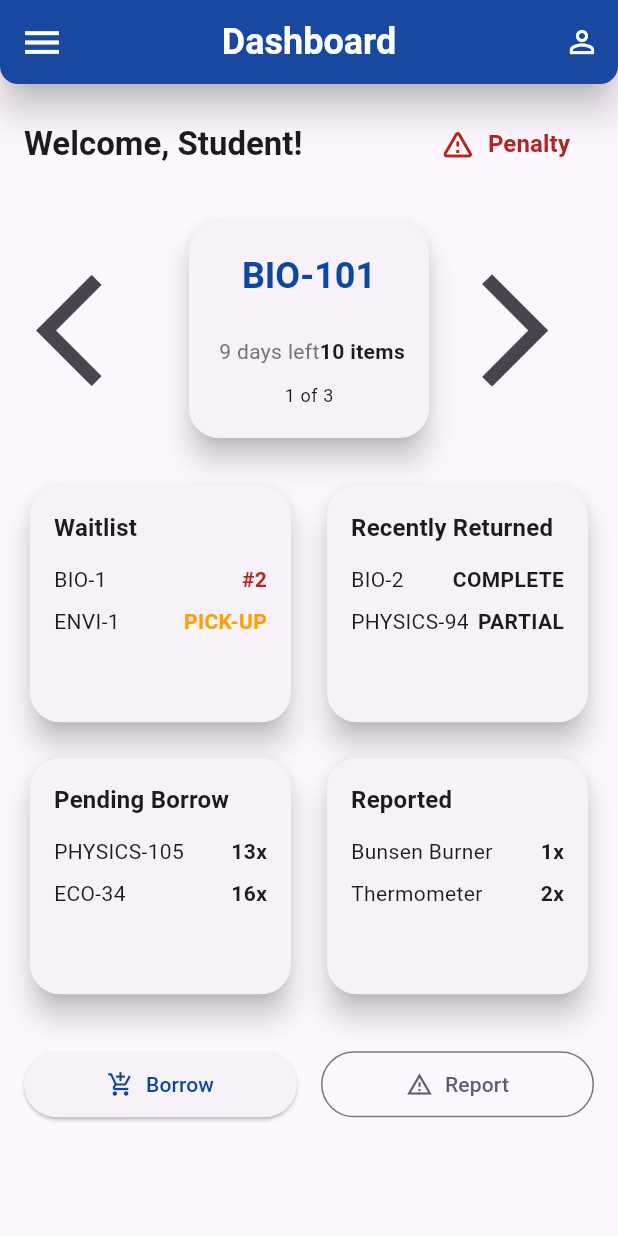
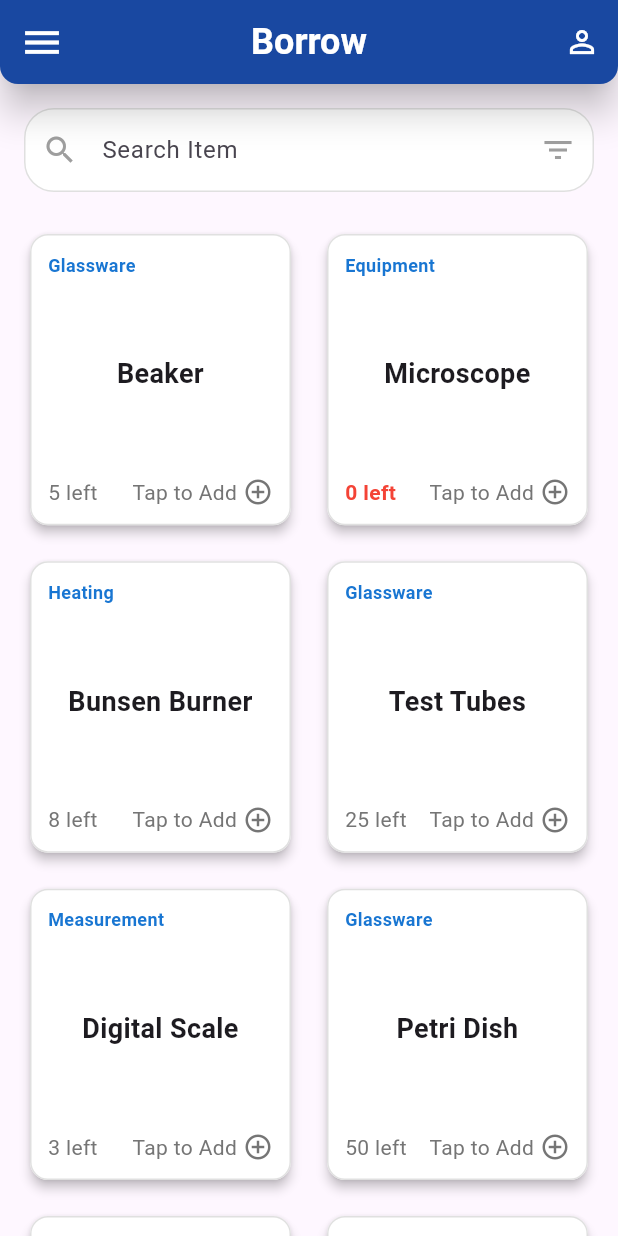
Before and after one commit to Schneidelstrom/LabTrack, a Flutter app: the StudentDashboard screen opened directly, after a tap on "Borrow", on a phone screen of 412 x 824 dp. Run offline on Flutter 3.47's test engine with Material 3 defaults, Android fonts, the light colour scheme and no system bars; our stand-ins replace firebase_auth, firebase_core; accounts and stored records are empty.

Commit message:
Added borrow

```diff
--- a/lib/student/navigatorscreen.dart
+++ b/lib/student/navigatorscreen.dart
@@ -14,7 +14,7 @@ class _MainScreenState extends State<MainScreen> {
 
   final List<Widget> _widgetOptions = <Widget>[
     const StudentDashboard(),
-    const StudentTransactions(),
+    const StudentTransactions()
   ];
 
   void _onItemTapped(int index) {
--- a/lib/student/reusables.dart
+++ b/lib/student/reusables.dart
@@ -117,7 +117,6 @@ void _showLogoutConfirmationDialog(BuildContext context) {
                   child: TextButton(
                     onPressed: () {
                       Navigator.of(dialogContext).pop();
-                      // Assuming '/login' is your login route
                       Navigator.of(context).pushNamedAndRemoveUntil(
                         '/login', (Route<dynamic> route) => false,
                       );
--- /dev/null
+++ b/lib/student/screens/borrow.dart
@@ -0,0 +1,382 @@
+import 'package:flutter/material.dart';
+import '../reusables.dart';
+
+class _DummyItem {
+  final String name;
+  final int stock;
+  final String category;
+
+  const _DummyItem({required this.name, required this.stock, required this.category});
+}
+
+class StudentBorrow extends StatefulWidget {
+  const StudentBorrow({super.key});
+
+  @override
+  State<StudentBorrow> createState() => _StudentBorrowState();
+}
+
+class _StudentBorrowState extends State<StudentBorrow> {
+  final GlobalKey<ScaffoldState> _scaffoldKey = GlobalKey<ScaffoldState>();
+  final Set<String> _selectedItemNames = {};
+
+  final List<_DummyItem> _items = const [
+    _DummyItem(name: 'Beaker', stock: 5, category: 'Glassware'),
+    _DummyItem(name: 'Microscope', stock: 0, category: 'Equipment'),
+    _DummyItem(name: 'Bunsen Burner', stock: 8, category: 'Heating'),
+    _DummyItem(name: 'Test Tubes', stock: 25, category: 'Glassware'),
+    _DummyItem(name: 'Digital Scale', stock: 3, category: 'Measurement'),
+    _DummyItem(name: 'Petri Dish', stock: 50, category: 'Glassware'),
+    _DummyItem(name: 'Safety Goggles', stock: 12, category: 'Safety'),
+    _DummyItem(name: 'Graduated Cylinder', stock: 0, category: 'Measurement'),
+  ];
+
+  void _toggleItemSelection(_DummyItem item) {
+    setState(() {
+      if (_selectedItemNames.contains(item.name)) {
+        _selectedItemNames.remove(item.name);
+      } else {
+        _selectedItemNames.add(item.name);
+      }
+    });
+    print('Current selected items: ${_selectedItemNames.length}');
+  }
+
+  @override
+  Widget build(BuildContext context) {
+    return WillPopScope(
+      onWillPop: () => _onWillPop(context),
+      child: Scaffold(
+        key: _scaffoldKey,
+        drawer: buildAppDrawer(context, selectedIndex: 0),
+        appBar: AppBar(
+          backgroundColor: Colors.blue.shade900,
+          title: const Text('Borrow'),
+          titleTextStyle: const TextStyle(
+            fontSize: 24.0,
+            fontWeight: FontWeight.bold,
+            color: Colors.white,
+          ),
+          centerTitle: true,
+          elevation: 10,
+          shape: const RoundedRectangleBorder(
+            borderRadius: BorderRadius.only(
+              bottomLeft: Radius.circular(12),
+              bottomRight: Radius.circular(12),
+            ),
+          ),
+          shadowColor: Colors.black,
+          leading: IconButton(
+            icon: const Icon(Icons.menu, color: Colors.white),
+            iconSize: 30,
+            onPressed: () {
+              _scaffoldKey.currentState?.openDrawer();
+            },
+          ),
+          actions: [
+            buildProfilePopupMenuButton(context),
+          ],
+        ),
+        body: Column(
+          children: [
+            const _SearchBar(),
+            Expanded(
+              child: GridView.builder(
+                padding: const EdgeInsets.all(16.0),
+                gridDelegate: const SliverGridDelegateWithFixedCrossAxisCount(
+                  crossAxisCount: 2,
+                  crossAxisSpacing: 16,
+                  mainAxisSpacing: 16,
+                  childAspectRatio: 0.9,
+                ),
+                itemCount: _items.length,
+                itemBuilder: (context, index) {
+                  final item = _items[index];
+                  final isSelected = _selectedItemNames.contains(item.name);
+
+                  return _ItemCard(
+                    item: item,
+                    isSelected: isSelected,
+                    onTap: () => _toggleItemSelection(item),
+                  );
+                },
+              ),
+            ),
+          ],
+        ),
+        bottomNavigationBar: _BottomCartBar(itemCount: _selectedItemNames.length)
+      ),
+    );
+  }
+  Future<bool> _onWillPop(BuildContext context) async {
+    if (_scaffoldKey.currentState?.isDrawerOpen == true) {
+      Navigator.of(context).pop();
+      return Future.value(false);
+    }
+    return await _showExitConfirmationDialog(context) ?? false;
+  }
+}
+
+class _BottomCartBar extends StatelessWidget {
+  final int itemCount;
+
+  const _BottomCartBar({required this.itemCount});
+
+  @override
+  Widget build(BuildContext context) {
+    // Only show the bar if at least one item is selected
+    if (itemCount == 0) {
+      return const SizedBox.shrink();
+    }
+
+    return Container(
+      height: 60,
+      decoration: BoxDecoration(
+        color: Colors.blue.shade900,
+        boxShadow: const [
+          BoxShadow(
+            color: Colors.black26,
+            blurRadius: 10,
+            offset: Offset(0, -5),
+          ),
+        ],
+      ),
+      padding: const EdgeInsets.symmetric(horizontal: 16.0),
+      child: Row(
+        mainAxisAlignment: MainAxisAlignment.spaceBetween,
+        children: [
+          Text(
+            '$itemCount ${itemCount == 1 ? 'item' : 'items'}',
+            style: const TextStyle(
+              color: Colors.white,
+              fontSize: 18,
+              fontWeight: FontWeight.bold,
+            ),
+          ),
+          ElevatedButton.icon(
+            onPressed: () {
+              // TODO: Implement navigation to the Borrow Cart screen
+              print('Navigating to Borrow Cart with $itemCount selected items');
+            },
+            icon: const Icon(Icons.shopping_cart, size: 20),
+            label: const Text(
+              'Go to Borrow Cart',
+              style: TextStyle(
+                fontWeight: FontWeight.bold,
+                fontSize: 14,
+              ),
+            ),
+            style: ElevatedButton.styleFrom(
+              backgroundColor: Colors.white,
+              foregroundColor: Colors.blue.shade900,
+              padding: const EdgeInsets.symmetric(horizontal: 16, vertical: 8),
+              shape: RoundedRectangleBorder(
+                borderRadius: BorderRadius.circular(20),
+              ),
+              elevation: 5,
+            ),
+          ),
+        ],
+      ),
+    );
+  }
+}
+
+class _SearchBar extends StatelessWidget {
+  const _SearchBar();
+
+  @override
+  Widget build(BuildContext context) {
+    return Padding(
+      padding: const EdgeInsets.fromLTRB(16, 16, 16, 8),
+      child: TextField(
+        decoration: InputDecoration(
+          labelText: 'Search Item',
+          hintText: 'e.g., microscope, beaker, etc.',
+          prefixIcon: Icon(Icons.search, color: Colors.grey),
+          suffixIcon: IconButton(
+            icon: const Icon(Icons.filter_list, color: Colors.grey),
+            onPressed: () => print('Filter button pressed!')
+              /* TODO: Implement the filtering logic (e.g., show a dialog or bottom sheet) */
+          ),
+          border: OutlineInputBorder(borderRadius: BorderRadius.circular(20.0), borderSide: BorderSide.none),
+          filled: true,
+          fillColor: Colors.white,
+          contentPadding: const EdgeInsets.symmetric(vertical: 16.0, horizontal: 16.0),
+          enabledBorder: OutlineInputBorder(borderRadius: BorderRadius.circular(20.0), borderSide: BorderSide(color: Colors.grey.shade300)),
+          focusedBorder: OutlineInputBorder(borderRadius: BorderRadius.circular(20.0), borderSide: const BorderSide(color: Colors.blueAccent, width: 2.0)),
+        ),
+        style: const TextStyle(color: Colors.black),
+      ),
+    );
+  }
+}
+
+class _ItemCard extends StatelessWidget {
+  final _DummyItem item;
+  final bool isSelected;
+  final VoidCallback onTap;
+
+  const _ItemCard({required this.item, required this.isSelected, required this.onTap});
+
+  @override
+  Widget build(BuildContext context) {
+    final bool isAvailable = item.stock > 0;
+    final Color cardColor = isSelected ? Colors.blue.shade50 : Colors.white;
+    final Color cardBorderColor = isSelected ? Colors.blue.shade700 : Colors.grey.shade300;
+    final double cardElevation = isSelected ? 6 : 3;
+    final Widget indicatorIcon = isSelected ? Icon(Icons.check_circle, color: Colors.blue.shade700, size: 20) : Icon(Icons.add_circle_outline, color: Colors.grey.shade600, size: 20);
+
+    return Card(
+      elevation: cardElevation,
+      shadowColor: Colors.black,
+      shape: RoundedRectangleBorder(borderRadius: BorderRadius.circular(12), side: BorderSide(color: cardBorderColor, width: isSelected ? 2 : 1)),
+      color: cardColor,
+      child: InkWell(
+        borderRadius: BorderRadius.circular(12),
+        onTap: onTap,
+        child: Padding(
+          padding: const EdgeInsets.all(12.0),
+          child: Column(
+            crossAxisAlignment: CrossAxisAlignment.start,
+            children: [
+              Text(
+                item.category,
+                style: TextStyle(
+                  fontSize: 12,
+                  color: Colors.blue.shade700,
+                  fontWeight: FontWeight.w600,
+                ),
+              ),
+              const SizedBox(height: 8),
+              Expanded(
+                child: Center(
+                  child: Text(
+                    item.name,
+                    textAlign: TextAlign.center,
+                    style: const TextStyle(
+                      fontWeight: FontWeight.bold,
+                      fontSize: 18,
+                    ),
+                  ),
+                ),
+              ),
+              const SizedBox(height: 12),
+              Row(
+                mainAxisAlignment: MainAxisAlignment.spaceBetween,
+                children: [
+                  Text(
+                    '${item.stock} left',
+                    style: TextStyle(
+                      fontSize: 14,
+                      color: isAvailable ? Colors.grey[600] : Colors.red,
+                      fontWeight: isAvailable ? FontWeight.normal : FontWeight.bold,
+                    ),
+                  ),
+                  Row(
+                    children: [
+                      Text(
+                        isSelected ? 'Added' : 'Tap to Add',
+                        style: TextStyle(
+                          fontSize: 14,
+                          color: isSelected ? Colors.blue.shade700 :  Colors.grey[600],
+                          fontWeight: isSelected ? FontWeight.bold : FontWeight.normal,
+                        ),
+                      ),
+                      const SizedBox(width: 4),
+                      indicatorIcon,
+                    ],
+                  ),
+                ],
+              ),
+            ],
+          ),
+        ),
+      ),
+    );
+  }
+}
+
+Future<bool?> _showExitConfirmationDialog(BuildContext context) async {
+  return showDialog<bool>(
+    context: context,
+    builder: (BuildContext dialogContext) {
+      return AlertDialog(
+        shape: RoundedRectangleBorder(
+          borderRadius: BorderRadius.circular(24),
+        ),
+        contentPadding: EdgeInsets.zero,
+        content: Column(
+          mainAxisSize: MainAxisSize.min,
+          children: [
+            Padding(
+              padding: const EdgeInsets.only(bottom: 0.0),
+              child: Container(
+                padding: const EdgeInsets.fromLTRB(12, 12, 12, 8),
+                child: const Column(
+                  mainAxisSize: MainAxisSize.min,
+                  children: [
+                    Text(
+                      'Return to Dashboard?',
+                      textAlign: TextAlign.center,
+                      style: TextStyle(fontWeight: FontWeight.bold, fontSize: 18),
+                    ),
+                    SizedBox(height: 6),
+                    Text(
+                      'All selections will be reset.',
+                      textAlign: TextAlign.center,
+                      style: TextStyle(fontSize: 14, color: Colors.grey),
+                    ),
+                  ],
+                ),
+              ),
+            ),
+            Row(
+              children: [
+                Expanded(
+                  child: TextButton(
+                    onPressed: () {
+                      Navigator.of(dialogContext).pop(true);
+                      Navigator.of(context).pushNamedAndRemoveUntil(
+                        '/dashboard', (Route<dynamic> route) => false,
+                      );
+                    },
+                    style: TextButton.styleFrom(
+                      backgroundColor: Colors.red.shade900,
+                      foregroundColor: Colors.white,
+                      padding: const EdgeInsets.symmetric(vertical: 24),
+                      shape: const RoundedRectangleBorder(
+                        borderRadius: BorderRadius.only(
+                          bottomLeft: Radius.circular(16),
+                        ),
+                      ),
+                      minimumSize: Size.zero,
+                    ),
+                    child: const Text('Yes', style: TextStyle(fontWeight: FontWeight.bold)),
+                  ),
+                ),
+                Expanded(
+                  child: TextButton(
+                    onPressed: () => Navigator.of(dialogContext).pop(false),
+                    style: TextButton.styleFrom(
+                      backgroundColor: Colors.blue.shade900,
+                      foregroundColor: Colors.white,
+                      padding: const EdgeInsets.symmetric(vertical: 24),
+                      shape: const RoundedRectangleBorder(
+                        borderRadius: BorderRadius.only(
+                          bottomRight: Radius.circular(16),
+                        ),
+                      ),
+                      minimumSize: Size.zero,
+                    ),
+                    child: const Text('No', style: TextStyle(fontWeight: FontWeight.bold)),
+                  ),
+                ),
+              ],
+            ),
+          ],
+        ),
+      );
+    },
+  );
+}
--- a/lib/student/screens/dashboard.dart
+++ b/lib/student/screens/dashboard.dart
@@ -1,4 +1,5 @@
 import 'package:flutter/material.dart';
+import 'package:labtrack/student/screens/borrow.dart';
 import '../reusables.dart';
 
 class StudentDashboard extends StatefulWidget {
@@ -48,8 +49,6 @@ class _StudentDashboardState extends State<StudentDashboard> {
 
   @override
   Widget build(BuildContext context) {
-    final textTheme = Theme.of(context).textTheme;
-    final colorScheme = Theme.of(context).colorScheme;
     final currentItem = _borrowedItems[_currentBorrowedItemIndex];
     return Scaffold(
       key: _scaffoldKey,
@@ -92,7 +91,7 @@ class _StudentDashboardState extends State<StudentDashboard> {
               children: [
                 Text(
                   'Welcome, Student!',
-                  style: textTheme.titleLarge?.copyWith(
+                  style: Theme.of(context).textTheme.titleLarge?.copyWith(
                     fontWeight: FontWeight.bold,
                   ),
                 ),
@@ -103,13 +102,13 @@ class _StudentDashboardState extends State<StudentDashboard> {
                   icon: Icon(
                     Icons.warning_amber_rounded,
                     size: 24.0,
-                    color: colorScheme.error,
+                    color: Theme.of(context).colorScheme.error,
                   ),
                   label: Text(
                     'Penalty',
                     style: TextStyle(
                       fontSize: 16.0,
-                      color: colorScheme.error,
+                      color: Theme.of(context).colorScheme.error,
                       fontWeight: FontWeight.bold,
                     ),
                   ),
@@ -187,9 +186,9 @@ class _StudentDashboardState extends State<StudentDashboard> {
               children: [
                 Expanded(
                   child: ElevatedButton.icon(
-                    onPressed: () => print("Pressed on Borrow")
-                      /* TODO: Navigate to Borrow Screen */
-                    ,
+                    onPressed: () {
+                      Navigator.push(context, MaterialPageRoute(builder: (context) => const StudentBorrow()));
+                    },
                     icon: const Icon(Icons.add_shopping_cart, color: Color(0xFF0D47A1)),
                     label: const Text('Borrow', style: TextStyle(color: Color(0xFF0D47A1))),
 
@@ -208,7 +207,7 @@ class _StudentDashboardState extends State<StudentDashboard> {
                     label: const Text('Report'),
                     style: OutlinedButton.styleFrom(
                       padding: const EdgeInsets.symmetric(vertical: 12),
-                      foregroundColor: colorScheme.secondary,
+                      foregroundColor: Theme.of(context).colorScheme.secondary,
                     ),
                   ),
                 ),
--- a/lib/student/screens/transactions.dart
+++ b/lib/student/screens/transactions.dart
@@ -14,7 +14,7 @@ class _StudentTransactionsState extends State<StudentTransactions> {
   Widget build(BuildContext context) {
     return Scaffold(
       key: _scaffoldKey,
-      drawer: buildAppDrawer(context, selectedIndex: 1),
+      drawer: buildAppDrawer(context, selectedIndex: 0),
       appBar: AppBar(
         backgroundColor: Colors.blue.shade900,
         title: const Text('Transaction History'),
```
